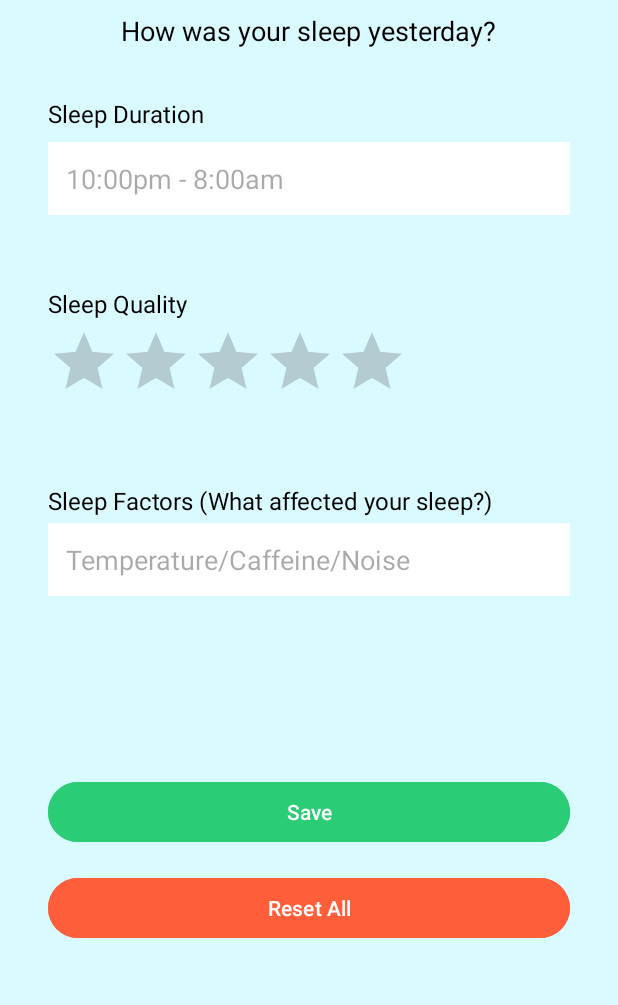
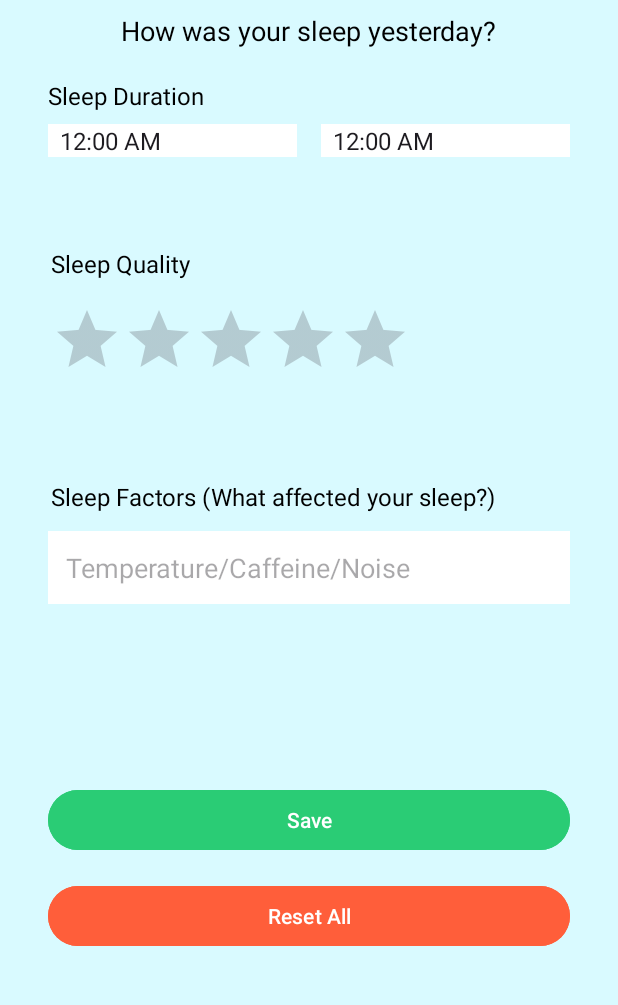
Before and after one commit to jimmy19981226/CalmCloud, an Android app: the SleepPatternsActivity screen opened directly, with no data from a screen before it, after a tap on "Reset All", on a phone screen of 412 x 824 dp, the part 94-1099 px from its top. Run offline under Robolectric (Android 15) with nearby library versions, the phone set to English and light mode, and no system bars.

Commit message:
Add time drop down to sleep patterns page

```diff
--- a/app/src/main/java/com/example/calmcloud/subpage/SleepPatternsActivity.kt
+++ b/app/src/main/java/com/example/calmcloud/subpage/SleepPatternsActivity.kt
@@ -1,9 +1,11 @@
 package com.example.calmcloud.subpage
 
 import android.os.Bundle
+import android.widget.ArrayAdapter
 import android.widget.Button
 import android.widget.EditText
 import android.widget.RatingBar
+import android.widget.Spinner
 import androidx.activity.enableEdgeToEdge
 import androidx.appcompat.app.AppCompatActivity
 import androidx.core.view.ViewCompat
@@ -11,7 +13,8 @@ import androidx.core.view.WindowInsetsCompat
 import com.example.calmcloud.R
 
 class SleepPatternsActivity : AppCompatActivity() {
-    private lateinit var sleepDuration: EditText
+    private lateinit var startTimeSpinner: Spinner
+    private lateinit var endTimeSpinner: Spinner
     private lateinit var sleepQuality: RatingBar
     private lateinit var sleepFactors: EditText
     private lateinit var resetButton: Button
@@ -27,10 +30,18 @@ class SleepPatternsActivity : AppCompatActivity() {
         }
 
         // Initialize the views
-        sleepDuration = findViewById(R.id.sleepDuration)
+        startTimeSpinner = findViewById(R.id.startTimeSpinner)
+        endTimeSpinner = findViewById(R.id.endTimeSpinner)
         sleepQuality = findViewById(R.id.sleepQuality)
         sleepFactors = findViewById(R.id.sleepFactors)
         resetButton = findViewById(R.id.resetButton)
+
+        // Populate the spinners with time values
+        val timeList = generateTimeList()
+        val adapter = ArrayAdapter(this, android.R.layout.simple_spinner_item, timeList)
+        adapter.setDropDownViewResource(android.R.layout.simple_spinner_dropdown_item)
+        startTimeSpinner.adapter = adapter
+        endTimeSpinner.adapter = adapter
 
         // Set up the reset button click listener
         resetButton.setOnClickListener {
@@ -38,8 +49,21 @@ class SleepPatternsActivity : AppCompatActivity() {
         }
     }
 
+    private fun generateTimeList(): List<String> {
+        val timeList = mutableListOf<String>()
+        for (hour in 0..23) {
+            for (minute in listOf("00", "30")) {
+                val amPm = if (hour < 12) "AM" else "PM"
+                val displayHour = if (hour == 0) 12 else if (hour > 12) hour - 12 else hour
+                timeList.add("$displayHour:$minute $amPm")
+            }
+        }
+        return timeList
+    }
+
     private fun resetAllFields() {
-        sleepDuration.text.clear()
+        startTimeSpinner.setSelection(0)
+        endTimeSpinner.setSelection(0)
         sleepQuality.rating = 0f
         sleepFactors.text.clear()
     }
--- a/app/src/main/res/layout/activity_sleep_patterns.xml
+++ b/app/src/main/res/layout/activity_sleep_patterns.xml
@@ -44,7 +44,7 @@
         android:layout_width="wrap_content"
         android:layout_height="wrap_content"
         android:layout_marginStart="32dp"
-        android:layout_marginTop="32dp"
+        android:layout_marginTop="20dp"
         android:layout_marginEnd="32dp"
         android:text="Sleep Duration"
         android:textColor="@android:color/black"
@@ -54,17 +54,27 @@
         app:layout_constraintStart_toStartOf="parent"
         app:layout_constraintTop_toBottomOf="@id/question" />
 
-    <EditText
-        android:id="@+id/sleepDuration"
+    <Spinner
+        android:id="@+id/startTimeSpinner"
         android:layout_width="0dp"
         android:layout_height="wrap_content"
         android:background="#FFFFFF"
-        android:hint="10:00pm - 8:00am"
-        android:padding="12dp"
         app:layout_constraintTop_toBottomOf="@id/sleepDurationLabel"
         app:layout_constraintStart_toStartOf="parent"
+        app:layout_constraintEnd_toStartOf="@+id/endTimeSpinner"
+        android:layout_marginStart="32dp"
+        android:layout_marginEnd="8dp"
+        android:layout_marginTop="8dp" />
+
+    <Spinner
+        android:id="@+id/endTimeSpinner"
+        android:layout_width="0dp"
+        android:layout_height="wrap_content"
+        android:background="#FFFFFF"
+        app:layout_constraintTop_toBottomOf="@id/sleepDurationLabel"
+        app:layout_constraintStart_toEndOf="@id/startTimeSpinner"
         app:layout_constraintEnd_toEndOf="parent"
-        android:layout_marginStart="32dp"
+        android:layout_marginStart="8dp"
         android:layout_marginEnd="32dp"
         android:layout_marginTop="8dp" />
 
@@ -75,25 +85,25 @@
         android:layout_width="wrap_content"
         android:layout_height="wrap_content"
         android:layout_marginStart="32dp"
-        android:layout_marginTop="48dp"
+        android:layout_marginTop="60dp"
         android:layout_marginEnd="32dp"
         android:text="Sleep Quality"
         android:textColor="@android:color/black"
         android:textSize="16sp"
         app:layout_constraintEnd_toEndOf="parent"
-        app:layout_constraintHorizontal_bias="0.0"
+        app:layout_constraintHorizontal_bias="0.007"
         app:layout_constraintStart_toStartOf="parent"
-        app:layout_constraintTop_toBottomOf="@id/sleepDuration" />
+        app:layout_constraintTop_toBottomOf="@id/startTimeSpinner" />
 
     <RatingBar
         android:id="@+id/sleepQuality"
         android:layout_width="wrap_content"
         android:layout_height="wrap_content"
-        android:layout_marginTop="4dp"
+        android:layout_marginTop="16dp"
         android:numStars="5"
         android:stepSize="1"
         app:layout_constraintEnd_toEndOf="parent"
-        app:layout_constraintHorizontal_bias="0.187"
+        app:layout_constraintHorizontal_bias="0.198"
         app:layout_constraintStart_toStartOf="parent"
         app:layout_constraintTop_toBottomOf="@id/sleepQualityLabel" />
 
@@ -104,13 +114,13 @@
         android:layout_width="wrap_content"
         android:layout_height="wrap_content"
         android:layout_marginStart="32dp"
-        android:layout_marginTop="48dp"
+        android:layout_marginTop="60dp"
         android:layout_marginEnd="32dp"
         android:text="Sleep Factors (What affected your sleep?)"
         android:textColor="@android:color/black"
         android:textSize="16sp"
         app:layout_constraintEnd_toEndOf="parent"
-        app:layout_constraintHorizontal_bias="0.0"
+        app:layout_constraintHorizontal_bias="0.039"
         app:layout_constraintStart_toStartOf="parent"
         app:layout_constraintTop_toBottomOf="@id/sleepQuality" />
 
@@ -119,7 +129,7 @@
         android:layout_width="0dp"
         android:layout_height="wrap_content"
         android:layout_marginStart="32dp"
-        android:layout_marginTop="4dp"
+        android:layout_marginTop="12dp"
         android:layout_marginEnd="32dp"
         android:background="#FFFFFF"
         android:hint="Temperature/Caffeine/Noise"
@@ -132,6 +142,7 @@
     <!-- Save Button -->
 
     <!-- Reset All Button -->
+
     <Button
         android:id="@+id/saveButton"
         android:layout_width="0dp"
```
